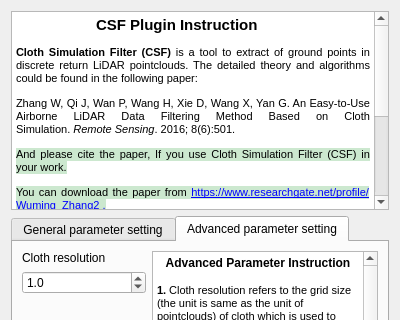
CloudCompare/CloudCompare, file plugins/qCSF/CSFDlg.ui: the form before one commit; both pictures show x 0 to 400 and y 0 to 320 of the 400 by 520 pixel window.
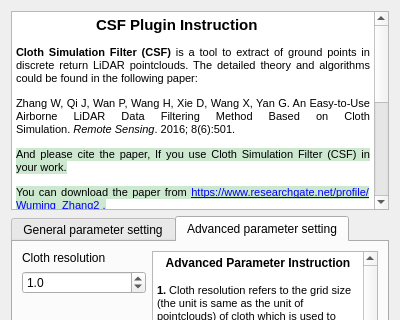
The form after the commit. Icons and pictures are not drawn.

Commit message: add some copyright info

What changed in the file:
```diff
--- a/plugins/qCSF/CSFDlg.ui
+++ b/plugins/qCSF/CSFDlg.ui
@@ -34,6 +34,7 @@
 &lt;p align=&quot;justify&quot; style=&quot; margin-top:12px; margin-bottom:12px; margin-left:0px; margin-right:0px; -qt-block-indent:0; text-indent:0px;&quot;&gt;&lt;span style=&quot; font-family:'Microsoft YaHei UI,Tahoma'; font-size:8pt; color:#000000; background-color:#cce8cf;&quot;&gt;And please cite the paper, If you use Cloth Simulation Filter (CSF) in your work.&lt;/span&gt;&lt;/p&gt;
 &lt;p align=&quot;justify&quot; style=&quot; margin-top:12px; margin-bottom:12px; margin-left:0px; margin-right:0px; -qt-block-indent:0; text-indent:0px;&quot;&gt;&lt;span style=&quot; font-family:'Microsoft YaHei UI,Tahoma'; font-size:8pt; color:#000000; background-color:#cce8cf;&quot;&gt;You can download the paper from &lt;/span&gt;&lt;a href=&quot;https://www.researchgate.net/profile/Wuming_Zhang2)&quot;&gt;&lt;span style=&quot; font-family:'Microsoft YaHei UI,Tahoma'; font-size:8pt; text-decoration: underline; color:#0000ff; background-color:#cce8cf;&quot;&gt;https://www.researchgate.net/profile/Wuming_Zhang2 .&lt;/span&gt;&lt;/a&gt;&lt;/p&gt;
 &lt;p align=&quot;justify&quot; style=&quot; margin-top:12px; margin-bottom:12px; margin-left:0px; margin-right:0px; -qt-block-indent:0; text-indent:0px;&quot;&gt;&lt;span style=&quot; font-family:'Microsoft YaHei UI,Tahoma'; font-size:8pt; color:#000000; background-color:#cce8cf;&quot;&gt;You can also visit the homepage : &lt;/span&gt;&lt;a href=&quot;http://ramm.bnu.edu.cn/researchers/wumingzhang/english/default_contributions.htm&quot;&gt;&lt;span style=&quot; font-family:'Microsoft YaHei UI,Tahoma'; font-size:8pt; text-decoration: underline; color:#0000ff; background-color:#cce8cf;&quot;&gt;http://ramm.bnu.edu.cn/researchers/wumingzhang/english/default_contributions.htm&lt;/span&gt;&lt;/a&gt;&lt;span style=&quot; font-family:'Microsoft YaHei UI,Tahoma'; font-size:8pt; color:#000000; background-color:#cce8cf;&quot;&gt; for more information.&lt;/span&gt;&lt;/p&gt;
+&lt;p align=&quot;justify&quot; style=&quot; margin-top:12px; margin-bottom:12px; margin-left:0px; margin-right:0px; -qt-block-indent:0; text-indent:0px;&quot;&gt;&lt;span style=&quot; font-family:'Microsoft YaHei UI,Tahoma'; font-size:8pt; color:#000000; background-color:#cce8cf;&quot;&gt;A mex version for programming in Matlab is at File Exchange of Mathworks website : http://www.mathworks.com/matlabcentral/fileexchange/57918-csf--ground-filtering-of-point-cloud-based-on-cloth-simulation&lt;/span&gt;&lt;/p&gt;
 &lt;p align=&quot;center&quot; style=&quot; margin-top:12px; margin-bottom:12px; margin-left:0px; margin-right:0px; -qt-block-indent:0; text-indent:0px;&quot;&gt;&lt;span style=&quot; font-family:'Microsoft YaHei UI,Tahoma'; font-size:8pt; color:#000000; background-color:#cce8cf;&quot;&gt; Copyright &lt;/span&gt;&lt;span style=&quot; font-family:'Arial,Helvetica,sans-serif'; font-size:12px; color:#333333; background-color:#e5eaee;&quot;&gt;©&lt;/span&gt;&lt;/p&gt;
 &lt;p align=&quot;center&quot; style=&quot; margin-top:12px; margin-bottom:12px; margin-left:0px; margin-right:0px; -qt-block-indent:0; text-indent:0px;&quot;&gt;&lt;span style=&quot; font-family:'MS Shell Dlg 2'; font-size:8.25pt; background-color:#cce8cf;&quot;&gt;RAMM laboratory, School of Geography, Beijing Normal University&lt;/span&gt;&lt;/p&gt;
 &lt;p align=&quot;center&quot; style=&quot; margin-top:12px; margin-bottom:12px; margin-left:0px; margin-right:0px; -qt-block-indent:0; text-indent:0px;&quot;&gt;&lt;span style=&quot; font-family:'MS Shell Dlg 2'; font-size:8.25pt; background-color:#cce8cf;&quot;&gt;(&lt;/span&gt;&lt;a href=&quot;http://ramm.bnu.edu.cn/&quot;&gt;&lt;span style=&quot; text-decoration: underline; color:#0000ff;&quot;&gt;http://ramm.bnu.edu.cn/&lt;/span&gt;&lt;/a&gt;&lt;span style=&quot; font-family:'MS Shell Dlg 2'; font-size:8.25pt; background-color:#cce8cf;&quot;&gt;)&lt;/span&gt;&lt;/p&gt;
```
The commit also changes 1 other file.
